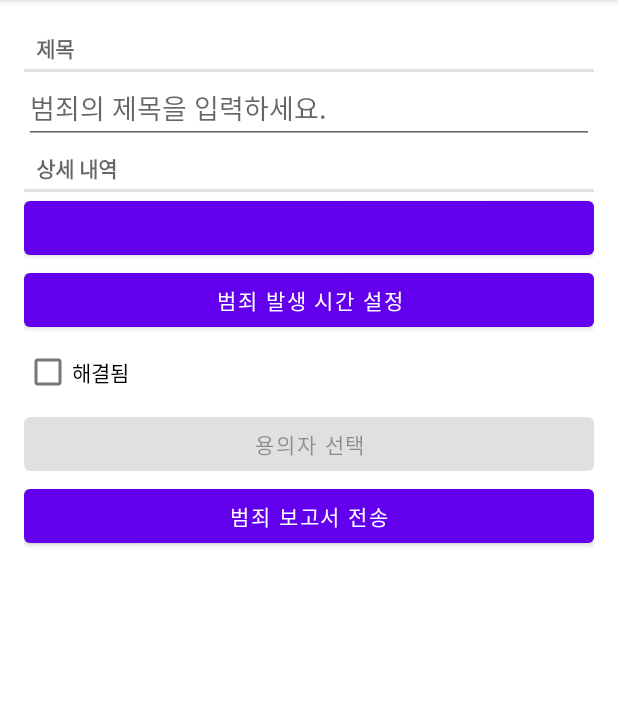
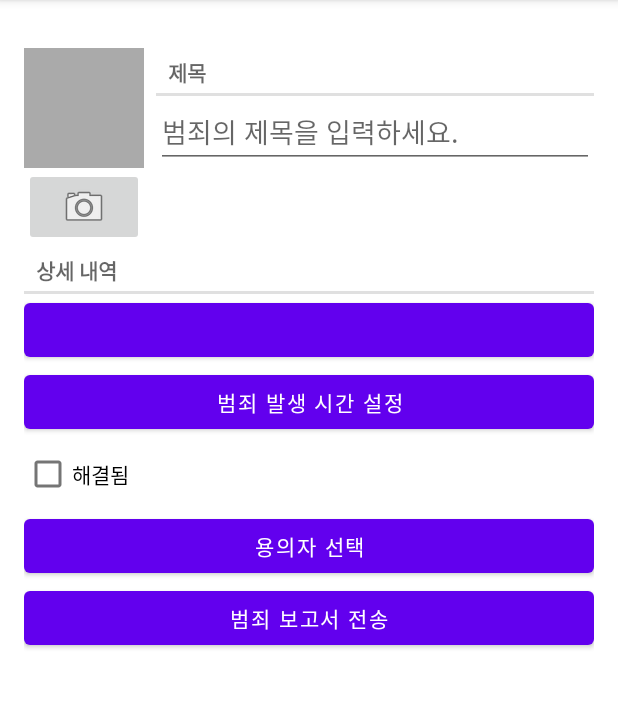
Before and after one commit to june0122/criminal-intent-android, an Android app: the screen it shows after launch (MainActivity), after a tap on "범죄 데이터 추가", on a phone screen of 412 x 824 dp, the part 84-792 px from its top. Run offline under Robolectric (Android 15) with nearby library versions, the phone set to English and light mode, and no system bars; our stand-ins replace Room's generated code; 1 statement that could not run was skipped.

Commit message:
feat: 카메라로 사진 촬영 후 섬네일 이미지 표시 기능 추가

```diff
--- a/app/src/main/java/com/june0122/criminalintent/Crime.kt
+++ b/app/src/main/java/com/june0122/criminalintent/Crime.kt
@@ -5,10 +5,12 @@ import androidx.room.PrimaryKey
 import java.util.*
 
 @Entity
-data class Crime(
-    @PrimaryKey val id: UUID = UUID.randomUUID(),
-    var title: String = "",
-    var date: Date = Date(),
-    var isSolved: Boolean = false,
-    var suspect: String = ""
-)
+data class Crime(@PrimaryKey val id: UUID = UUID.randomUUID(),
+                 var title: String = "",
+                 var date: Date = Date(),
+                 var isSolved: Boolean = false,
+                 var suspect: String = "") {
+
+    val photoFileName
+        get() = "IMG_$id.jpg"
+}
--- a/app/src/main/java/com/june0122/criminalintent/CrimeDetailViewModel.kt
+++ b/app/src/main/java/com/june0122/criminalintent/CrimeDetailViewModel.kt
@@ -4,6 +4,7 @@ import androidx.lifecycle.LiveData
 import androidx.lifecycle.MutableLiveData
 import androidx.lifecycle.Transformations
 import androidx.lifecycle.ViewModel
+import java.io.File
 import java.util.*
 
 class CrimeDetailViewModel: ViewModel() {
@@ -23,4 +24,8 @@ class CrimeDetailViewModel: ViewModel() {
     fun saveCrime(crime: Crime) {
         crimeRepository.updateCrime(crime)
     }
+
+    fun getPhotoFile(crime: Crime): File {
+        return crimeRepository.getPhotoFile(crime)
+    }
 }
--- a/app/src/main/java/com/june0122/criminalintent/CrimeFragment.kt
+++ b/app/src/main/java/com/june0122/criminalintent/CrimeFragment.kt
@@ -7,19 +7,19 @@ import android.content.pm.ResolveInfo
 import android.net.Uri
 import android.os.Bundle
 import android.provider.ContactsContract
+import android.provider.MediaStore
 import android.text.Editable
 import android.text.TextWatcher
 import android.text.format.DateFormat
 import android.view.LayoutInflater
 import android.view.View
 import android.view.ViewGroup
-import android.widget.Button
-import android.widget.CheckBox
-import android.widget.EditText
-import android.widget.Toast
+import android.widget.*
+import androidx.core.content.FileProvider
 import androidx.fragment.app.Fragment
 import androidx.lifecycle.ViewModelProvider
 import androidx.lifecycle.Observer
+import java.io.File
 import java.util.*
 
 private const val TAG = "CrimeFragment"
@@ -29,17 +29,22 @@ private const val DIALOG_TIME = "DialogTIME"
 private const val REQUEST_DATE = 0
 private const val REQUEST_TIME = 1
 private const val REQUEST_CONTACT = 2
+private const val REQUEST_PHOTO = 3
 private const val DATE_FORMAT = "yyyy년 M월 d일 H시 m분, E요일"
 
 class CrimeFragment : Fragment(), DatePickerFragment.Callbacks, TimePickerFragment.Callbacks {
 
     private lateinit var crime: Crime
+    private lateinit var photoFile: File
+    private lateinit var photoUri: Uri
     private lateinit var titleField: EditText
     private lateinit var dateButton: Button
     private lateinit var timeButton: Button
     private lateinit var solvedCheckBox: CheckBox
     private lateinit var reportButton: Button
     private lateinit var suspectButton: Button
+    private lateinit var photoButton: ImageButton
+    private lateinit var photoView: ImageView
     private val crimeDetailViewModel: CrimeDetailViewModel by lazy {
         ViewModelProvider(this).get(CrimeDetailViewModel::class.java)
     }
@@ -60,6 +65,8 @@ class CrimeFragment : Fragment(), DatePickerFragment.Callbacks, TimePickerFragme
         solvedCheckBox = view.findViewById(R.id.crime_solved) as CheckBox
         reportButton = view.findViewById(R.id.crime_report) as Button
         suspectButton = view.findViewById(R.id.crime_suspect) as Button
+        photoButton = view.findViewById(R.id.crime_camera) as ImageButton
+        photoView = view.findViewById(R.id.crime_photo) as ImageView
 
         return view
     }
@@ -71,6 +78,12 @@ class CrimeFragment : Fragment(), DatePickerFragment.Callbacks, TimePickerFragme
             Observer { crime ->
                 crime?.let {
                     this.crime = crime
+                    photoFile = crimeDetailViewModel.getPhotoFile(crime)
+                    photoUri = FileProvider.getUriForFile(
+                        requireActivity(),
+                        "com.june0122.criminalintent.fileprovider",
+                        photoFile
+                    )
                     updateUI()
                 }
             })
@@ -136,12 +149,41 @@ class CrimeFragment : Fragment(), DatePickerFragment.Callbacks, TimePickerFragme
                 startActivityForResult(pickContactIntent, REQUEST_CONTACT)
             }
 
+            // 응답하는 액티비티가 있는지 확인하기 위한 코드이지만 연락처 앱이 있음에도 버튼이 비활성화되는 문제가 있어서 임시적으로 주석 처리
+//            val packageManager: PackageManager = requireActivity().packageManager
+//            val resolvedActivity: ResolveInfo? =
+//                packageManager.resolveActivity(pickContactIntent, PackageManager.MATCH_DEFAULT_ONLY)
+//
+//            if (resolvedActivity == null) {
+//                isEnabled = false
+//            }
+        }
+
+        photoButton.apply {
             val packageManager: PackageManager = requireActivity().packageManager
+
+            val captureImage = Intent(MediaStore.ACTION_IMAGE_CAPTURE)
             val resolvedActivity: ResolveInfo? =
-                packageManager.resolveActivity(pickContactIntent, PackageManager.MATCH_DEFAULT_ONLY)
-
+                packageManager.resolveActivity(captureImage, PackageManager.MATCH_DEFAULT_ONLY)
             if (resolvedActivity == null) {
                 isEnabled = false
+            }
+
+            setOnClickListener {
+                captureImage.putExtra(MediaStore.EXTRA_OUTPUT, photoUri)
+
+                val cameraActivities: List<ResolveInfo> =
+                    packageManager.queryIntentActivities(captureImage, PackageManager.MATCH_DEFAULT_ONLY)
+
+                for (cameraActivity in cameraActivities) {
+                    requireActivity().grantUriPermission(
+                        cameraActivity.activityInfo.packageName,
+                        photoUri,
+                        Intent.FLAG_GRANT_WRITE_URI_PERMISSION
+                    )
+                }
+
+                startActivityForResult(captureImage, REQUEST_PHOTO)
             }
         }
     }
@@ -149,6 +191,12 @@ class CrimeFragment : Fragment(), DatePickerFragment.Callbacks, TimePickerFragme
     override fun onStop() {
         super.onStop()
         crimeDetailViewModel.saveCrime(crime)
+    }
+
+    override fun onDetach() {
+        super.onDetach()
+        requireActivity().revokeUriPermission(photoUri, Intent.FLAG_GRANT_WRITE_URI_PERMISSION)
+        updatePhotoView()
     }
 
     override fun onDateSelected(date: Date) {
@@ -172,11 +220,22 @@ class CrimeFragment : Fragment(), DatePickerFragment.Callbacks, TimePickerFragme
         if (crime.suspect.isNotEmpty()) {
             suspectButton.text = crime.suspect
         }
+        updatePhotoView()
+    }
+
+    private fun updatePhotoView() {
+        if (photoFile.exists()) {
+            val bitmap = getScaledBitmap(photoFile.path, requireActivity())
+            photoView.setImageBitmap(bitmap)
+        } else {
+            photoView.setImageDrawable(null)
+        }
     }
 
     override fun onActivityResult(requestCode: Int, resultCode: Int, data: Intent?) {
         when {
             resultCode != Activity.RESULT_OK -> return
+
             requestCode == REQUEST_CONTACT && data != null -> {
                 val contactUri: Uri = data.data ?: return
                 // 쿼리에서 값으로 반환할 필드를 지정한다
@@ -200,6 +259,11 @@ class CrimeFragment : Fragment(), DatePickerFragment.Callbacks, TimePickerFragme
                     crimeDetailViewModel.saveCrime(crime)
                     suspectButton.text = suspect
                 }
+            }
+
+            requestCode == REQUEST_PHOTO -> {
+                requireActivity().revokeUriPermission(photoUri, Intent.FLAG_GRANT_WRITE_URI_PERMISSION)
+                updatePhotoView()
             }
         }
     }
--- a/app/src/main/java/com/june0122/criminalintent/CrimeRepository.kt
+++ b/app/src/main/java/com/june0122/criminalintent/CrimeRepository.kt
@@ -5,6 +5,7 @@ import androidx.lifecycle.LiveData
 import androidx.room.Room
 import com.june0122.criminalintent.database.CrimeDatabase
 import com.june0122.criminalintent.database.migration_1_2
+import java.io.File
 import java.util.*
 import java.util.concurrent.Executors
 
@@ -16,12 +17,12 @@ class CrimeRepository private constructor(context: Context) {
         context.applicationContext,
         CrimeDatabase::class.java,
         DATABASE_NAME
-//    ).build()
     ).addMigrations(migration_1_2)
         .build()
 
     private val crimeDao = database.crimeDao()
     private val executor = Executors.newSingleThreadExecutor()
+    private val filesDir = context.applicationContext.filesDir
 
     fun getCrimes(): LiveData<List<Crime>> = crimeDao.getCrimes()
 
@@ -39,6 +40,8 @@ class CrimeRepository private constructor(context: Context) {
         }
     }
 
+    fun getPhotoFile(crime: Crime): File = File(filesDir, crime.photoFileName)
+
     companion object {
         private var INSTANCE: CrimeRepository? = null
 
--- a/app/src/main/res/layout/fragment_crime.xml
+++ b/app/src/main/res/layout/fragment_crime.xml
@@ -1,55 +1,91 @@
 <?xml version="1.0" encoding="utf-8"?>
 <LinearLayout xmlns:android="http://schemas.android.com/apk/res/android"
     xmlns:tools="http://schemas.android.com/tools"
-    android:orientation="vertical"
     android:layout_width="match_parent"
     android:layout_height="match_parent"
-    android:layout_margin="16dp">
+    android:layout_margin="16dp"
+    android:orientation="vertical">
+
+    <LinearLayout
+        android:layout_width="match_parent"
+        android:layout_height="wrap_content"
+        android:layout_marginTop="16dp"
+        android:orientation="horizontal">
+
+        <LinearLayout
+            android:layout_width="wrap_content"
+            android:layout_height="wrap_content"
+            android:layout_marginEnd="8dp"
+            android:orientation="vertical">
+
+            <ImageView
+                android:id="@+id/crime_photo"
+                android:layout_width="80dp"
+                android:layout_height="80dp"
+                android:background="@android:color/darker_gray"
+                android:cropToPadding="true"
+                android:scaleType="centerInside" />
+
+            <ImageButton
+                android:id="@+id/crime_camera"
+                android:layout_width="match_parent"
+                android:layout_height="wrap_content"
+                android:src="@android:drawable/ic_menu_camera" />
+        </LinearLayout>
+
+        <LinearLayout
+            android:layout_width="0dp"
+            android:layout_height="wrap_content"
+            android:layout_weight="1"
+            android:orientation="vertical">
 
             <TextView
                 style="?android:listSeparatorTextViewStyle"
                 android:layout_width="match_parent"
                 android:layout_height="wrap_content"
-        android:text="@string/crime_title_label"/>
+                android:text="@string/crime_title_label" />
 
             <EditText
                 android:id="@+id/crime_title"
                 android:layout_width="match_parent"
                 android:layout_height="wrap_content"
-        android:hint="@string/crime_title_hint"/>
+                android:hint="@string/crime_title_hint" />
+        </LinearLayout>
+    </LinearLayout>
 
     <TextView
         style="?android:listSeparatorTextViewStyle"
         android:layout_width="match_parent"
         android:layout_height="wrap_content"
-        android:text="@string/crime_details_label"/>
+        android:text="@string/crime_details_label" />
+
     <Button
         android:id="@+id/crime_date"
         android:layout_width="match_parent"
         android:layout_height="wrap_content"
-        tools:text="Thu Mar 12 11:56 EST 2020"/>
+        tools:text="Thu Mar 12 11:56 EST 2020" />
 
     <Button
         android:id="@+id/crime_time"
         android:layout_width="match_parent"
         android:layout_height="wrap_content"
-        android:text="@string/crime_time_button"/>
+        android:text="@string/crime_time_button" />
 
     <CheckBox
         android:id="@+id/crime_solved"
         android:layout_width="match_parent"
         android:layout_height="wrap_content"
-        android:text="@string/crime_solved_label"/>
+        android:text="@string/crime_solved_label" />
 
     <Button
         android:id="@+id/crime_suspect"
         android:layout_width="match_parent"
         android:layout_height="wrap_content"
-        android:text="@string/crime_suspect_text"/>
+        android:text="@string/crime_suspect_text" />
 
     <Button
         android:id="@+id/crime_report"
         android:layout_width="match_parent"
         android:layout_height="wrap_content"
-        android:text="@string/crime_report_text"/>
+        android:text="@string/crime_report_text" />
 </LinearLayout>
--- /dev/null
+++ b/app/src/main/res/xml/files.xml
@@ -0,0 +1,4 @@
+<?xml version="1.0" encoding="utf-8"?>
+<paths>
+    <files-path name="crime_photos" path="." />
+</paths>
```
Also changed, not shown: app/src/main/AndroidManifest.xml (+14 -0 lines), app/src/main/java/com/june0122/criminalintent/PictureUtils.kt (added, +45 -0 lines). Lines whose indentation alone changed are shown as unchanged.
